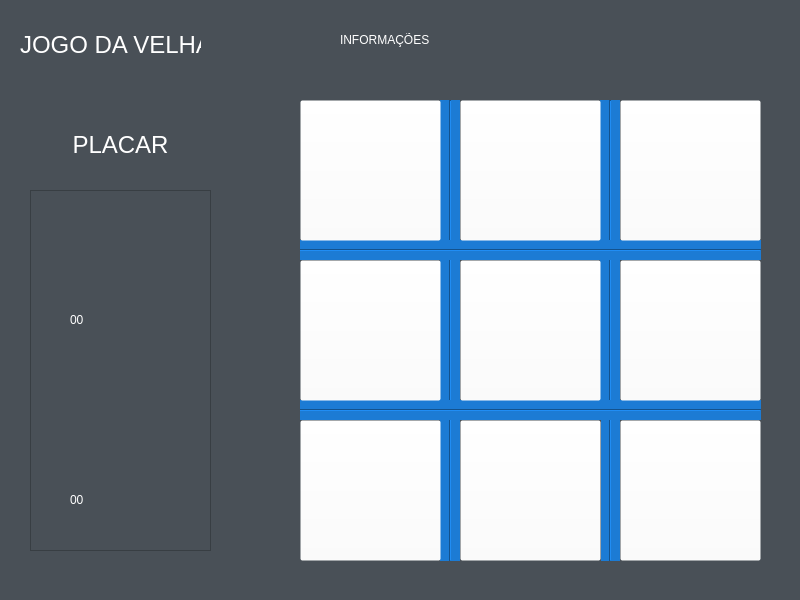
Old version of the form Game.ui in the repository PabloBezerra/Primeiro-game.
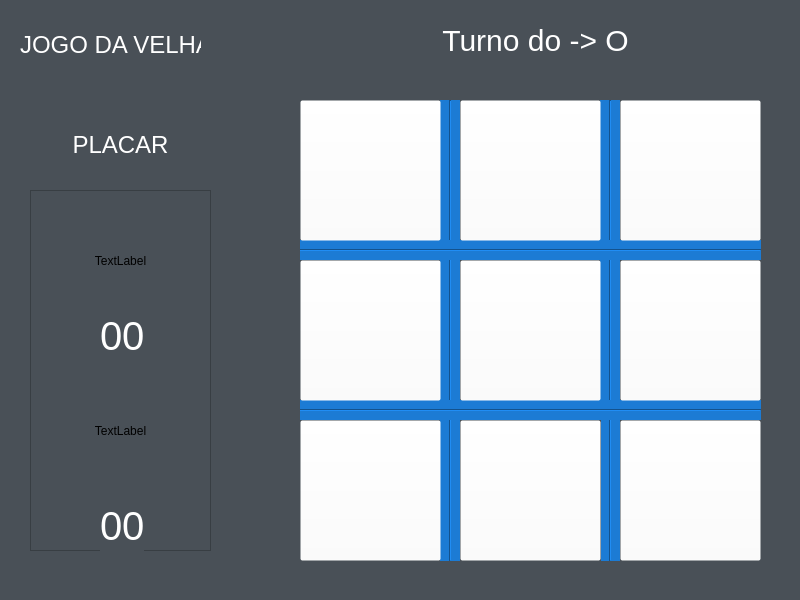
New version of the form.

Commit message: Continuando a construção do game

What changed in the file:
```diff
--- a/Game.ui
+++ b/Game.ui
@@ -226,14 +226,21 @@
    <widget class="QLabel" name="informacao">
     <property name="geometry">
      <rect>
-      <x>340</x>
+      <x>310</x>
       <y>20</y>
-      <width>341</width>
+      <width>451</width>
       <height>41</height>
      </rect>
     </property>
+    <property name="styleSheet">
+     <string notr="true">font-size: 30px;
+color: rgb(255, 255, 255);</string>
+    </property>
     <property name="text">
-     <string>&lt;html&gt;&lt;head/&gt;&lt;body&gt;&lt;p&gt;&lt;span style=&quot; color:#ffffff;&quot;&gt;INFORMAÇÕES&lt;/span&gt;&lt;/p&gt;&lt;/body&gt;&lt;/html&gt;</string>
+     <string>&lt;html&gt;&lt;head/&gt;&lt;body&gt;&lt;p&gt;Turno do -&amp;gt; O&lt;/p&gt;&lt;/body&gt;&lt;/html&gt;</string>
+    </property>
+    <property name="alignment">
+     <set>Qt::AlignCenter</set>
     </property>
    </widget>
    <widget class="QFrame" name="frame">
@@ -254,27 +261,73 @@
     <widget class="QLabel" name="placarX">
      <property name="geometry">
       <rect>
-       <x>40</x>
-       <y>110</y>
-       <width>81</width>
-       <height>41</height>
+       <x>70</x>
+       <y>120</y>
+       <width>44</width>
+       <height>53</height>
       </rect>
      </property>
+     <property name="styleSheet">
+      <string notr="true">font-size: 40px;
+color: rgb(255, 255, 255);</string>
+     </property>
      <property name="text">
       <string>&lt;html&gt;&lt;head/&gt;&lt;body&gt;&lt;p&gt;&lt;span style=&quot; color:#ffffff;&quot;&gt;00&lt;/span&gt;&lt;/p&gt;&lt;/body&gt;&lt;/html&gt;</string>
      </property>
+     <property name="alignment">
+      <set>Qt::AlignCenter</set>
+     </property>
     </widget>
     <widget class="QLabel" name="placarO">
      <property name="geometry">
       <rect>
-       <x>40</x>
-       <y>290</y>
-       <width>81</width>
-       <height>41</height>
+       <x>70</x>
+       <y>310</y>
+       <width>44</width>
+       <height>53</height>
       </rect>
      </property>
+     <property name="styleSheet">
+      <string notr="true">font-size: 40px;
+color: rgb(255, 255, 255);</string>
+     </property>
      <property name="text">
       <string>&lt;html&gt;&lt;head/&gt;&lt;body&gt;&lt;p&gt;&lt;span style=&quot; color:#ffffff;&quot;&gt;00&lt;/span&gt;&lt;/p&gt;&lt;/body&gt;&lt;/html&gt;</string>
+     </property>
+     <property name="alignment">
+      <set>Qt::AlignCenter</set>
+     </property>
+    </widget>
+    <widget class="QLabel" name="placar_imgx">
+     <property name="geometry">
+      <rect>
+       <x>30</x>
+       <y>10</y>
+       <width>121</width>
+       <height>121</height>
+      </rect>
+     </property>
+     <property name="text">
+      <string>TextLabel</string>
+     </property>
+     <property name="alignment">
+      <set>Qt::AlignCenter</set>
+     </property>
+    </widget>
+    <widget class="QLabel" name="placar_imgo">
+     <property name="geometry">
+      <rect>
+       <x>30</x>
+       <y>180</y>
+       <width>121</width>
+       <height>121</height>
+      </rect>
+     </property>
+     <property name="text">
+      <string>TextLabel</string>
+     </property>
+     <property name="alignment">
+      <set>Qt::AlignCenter</set>
      </property>
     </widget>
    </widget>
@@ -295,9 +348,9 @@
     <property name="geometry">
      <rect>
       <x>310</x>
-      <y>110</y>
+      <y>100</y>
       <width>121</width>
-      <height>121</height>
+      <height>131</height>
      </rect>
     </property>
     <property name="text">
@@ -343,9 +396,9 @@
     <property name="geometry">
      <rect>
       <x>620</x>
-      <y>110</y>
+      <y>100</y>
       <width>141</width>
-      <height>121</height>
+      <height>131</height>
      </rect>
     </property>
     <property name="text">
```
The commit also changes 14 other files.
